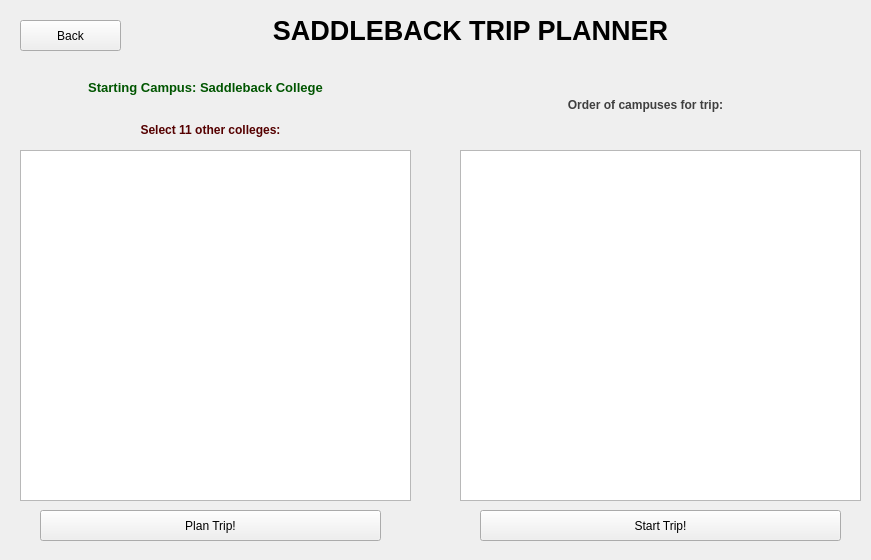
The window that pathsaddleback.ui (Rthiskidw/Project1-CollegeTouring) describes before a commit, drawn with Qt 5.
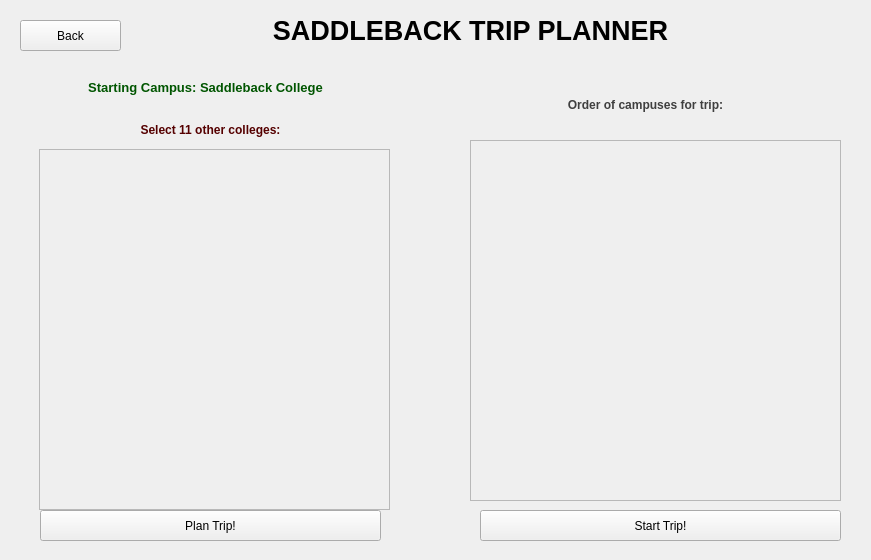
The same window after the commit.

Commit message: ouputing schools to the saddlebackpath option along with distances from saddleback

```diff
--- a/pathsaddleback.ui
+++ b/pathsaddleback.ui
@@ -39,16 +39,6 @@
     <string>&lt;html&gt;&lt;head/&gt;&lt;body&gt;&lt;p align=&quot;center&quot;&gt;&lt;span style=&quot; font-weight:600; color:#3f3f3f;&quot;&gt;Order of campuses for trip:&lt;/span&gt;&lt;/p&gt;&lt;/body&gt;&lt;/html&gt;</string>
    </property>
   </widget>
-  <widget class="QListView" name="listView">
-   <property name="geometry">
-    <rect>
-     <x>460</x>
-     <y>150</y>
-     <width>401</width>
-     <height>351</height>
-    </rect>
-   </property>
-  </widget>
   <widget class="QLabel" name="admin_label">
    <property name="geometry">
     <rect>
@@ -98,16 +88,6 @@
     <string>&lt;html&gt;&lt;head/&gt;&lt;body&gt;&lt;p align=&quot;center&quot;&gt;&lt;span style=&quot; font-size:10pt; font-weight:600; color:#005500;&quot;&gt;Starting Campus: Saddleback College&lt;/span&gt;&lt;/p&gt;&lt;/body&gt;&lt;/html&gt;</string>
    </property>
   </widget>
-  <widget class="QListWidget" name="listWidget_4">
-   <property name="geometry">
-    <rect>
-     <x>20</x>
-     <y>150</y>
-     <width>391</width>
-     <height>351</height>
-    </rect>
-   </property>
-  </widget>
   <widget class="QLabel" name="startCampusHeader_5">
    <property name="geometry">
     <rect>
@@ -134,6 +114,52 @@
     <string>Back</string>
    </property>
   </widget>
+  <widget class="QScrollArea" name="scrollArea_SchoolOptions">
+   <property name="geometry">
+    <rect>
+     <x>39</x>
+     <y>149</y>
+     <width>351</width>
+     <height>361</height>
+    </rect>
+   </property>
+   <property name="widgetResizable">
+    <bool>true</bool>
+   </property>
+   <widget class="QWidget" name="scrollAreaWidgetContents">
+    <property name="geometry">
+     <rect>
+      <x>0</x>
+      <y>0</y>
+      <width>349</width>
+      <height>359</height>
+     </rect>
+    </property>
+   </widget>
+  </widget>
+  <widget class="QScrollArea" name="scrollArea_chosenSchools">
+   <property name="geometry">
+    <rect>
+     <x>470</x>
+     <y>140</y>
+     <width>371</width>
+     <height>361</height>
+    </rect>
+   </property>
+   <property name="widgetResizable">
+    <bool>true</bool>
+   </property>
+   <widget class="QWidget" name="scrollAreaWidgetContents_2">
+    <property name="geometry">
+     <rect>
+      <x>0</x>
+      <y>0</y>
+      <width>369</width>
+      <height>359</height>
+     </rect>
+    </property>
+   </widget>
+  </widget>
  </widget>
  <resources/>
  <connections/>
```
The commit also changes 3 other files.
